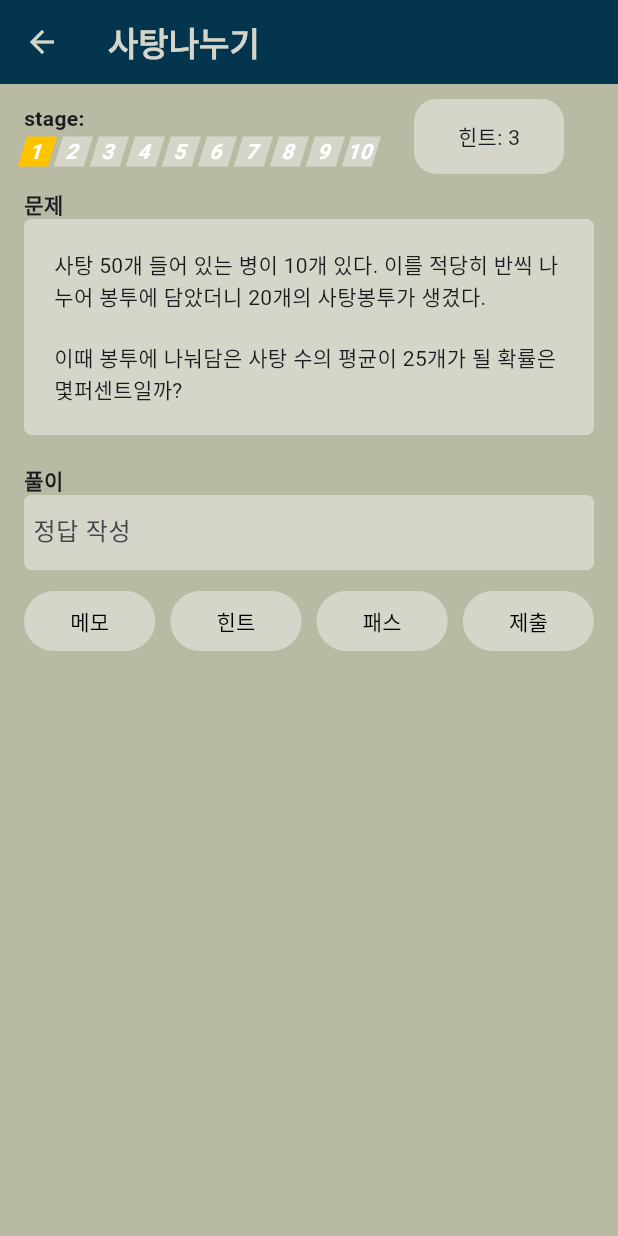
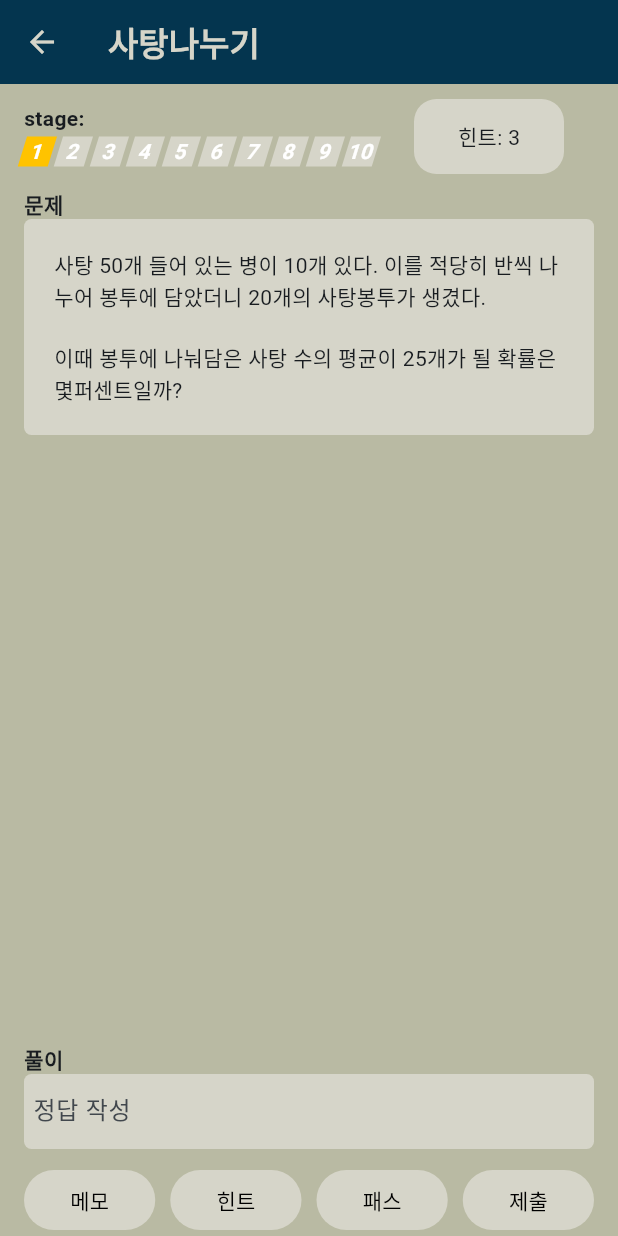
Before and after one commit to APP-iOS7/thinquiz, a Flutter app: the screen it shows after launch, after a tap on "시작 하기", on a phone screen of 412 x 824 dp. Run offline on Flutter 3.47's test engine with Material 3 defaults, Android fonts, the phone set to English and light mode, and no system bars; our stand-ins replace shared_preferences.

Commit message:
퀴즈화면 문제 영역만 스크롤 되도록 수정

```diff
--- a/thinquiz/lib/screens/quiz_screen.dart
+++ b/thinquiz/lib/screens/quiz_screen.dart
@@ -47,9 +47,6 @@ class _QuizScreenState extends State<QuizScreen> {
           elevation: 4,
         ),
         body: SafeArea(
-          child: Scrollbar(
-            thumbVisibility: true,
-            child: SingleChildScrollView(
           child: Padding(
             padding: const EdgeInsets.only(left: 16, right: 16),
             child: Column(
@@ -102,6 +99,12 @@ class _QuizScreenState extends State<QuizScreen> {
                   ),
                 ]),
                 SizedBox(height: 10),
+                Expanded(
+                  child: Scrollbar(
+                    child: SingleChildScrollView(
+                      child: Column(
+                        crossAxisAlignment: CrossAxisAlignment.start,
+                        children: [
                                 Text(
                     '문제',
                     style: TextStyle(fontWeight: FontWeight.bold),
@@ -139,6 +142,12 @@ class _QuizScreenState extends State<QuizScreen> {
                             },
                           ),
                         )),
+                        ],
+                      ),
+                    ),
+                  ),
+                ),
+
                 SizedBox(height: 10),
                 Text(
                   '풀이',
@@ -255,8 +264,6 @@ class _QuizScreenState extends State<QuizScreen> {
             ),
           ),
         ),
-          ),
-        ),
       );
     });
   }
--- a/thinquiz/lib/screens/result_correct_screen.dart
+++ b/thinquiz/lib/screens/result_correct_screen.dart
@@ -159,6 +159,7 @@ class ResultScreenCorrect extends StatelessWidget {
 
                                 // 못 맞춘 문제가 없는 경우
                                 if (game.isPerfect()) {
+                                  print('3');
                                   Navigator.pushReplacement(
                                       context,
                                       MaterialPageRoute(
@@ -172,6 +173,7 @@ class ResultScreenCorrect extends StatelessWidget {
 
                                 // 못 푼 문제가 현재 위치보다 뒤에 없는 경우(앞에만 있음) -> 메인 화면으로
                                 if (!game.isExistNextIndex()) {
+                                  print('4');
                                   showLastDialog(context);
                                   return;
                                 }
```
Lines whose indentation alone changed are shown as unchanged.
